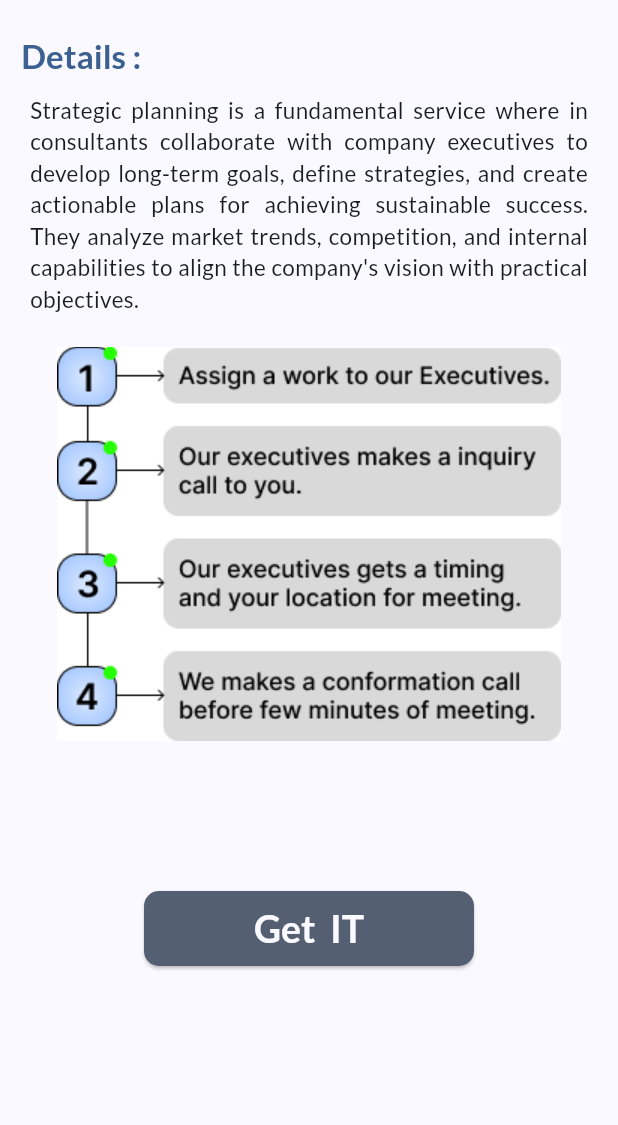
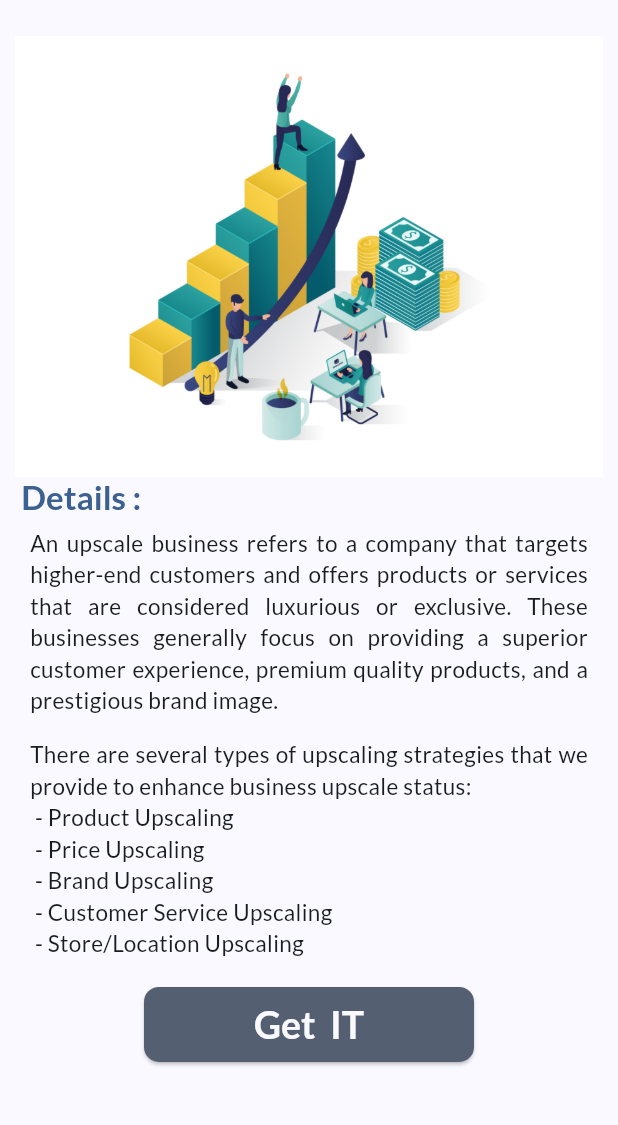
Before and after one commit to PalGabani/Business_Bridge, a Flutter app: the services_details_page screen opened directly with sample values from the repository, on a phone screen of 412 x 824 dp, the part 63-1188 px from its top. Run offline on Flutter 3.47's test engine with Material 2 defaults, Android fonts, the light colour scheme and no system bars; our stand-ins replace flutter_riverpod, google_fonts, riverpod, transparent_image; missing offline and left inert: casa_vertical_stepper.

Commit message:
know more page complete ..

```diff
--- a/lib/data/dummy_data.dart
+++ b/lib/data/dummy_data.dart
@@ -123,45 +123,101 @@ const dummyData_services = [
     id: 's1',
     title: 'Upscale Your Business',
     imageUrl: 'assets/images/services/service_upscale.jpg',
+    bgimage: 'assets/images/services/illustration_upscale.jpg',
     details: [
-      'Strategic planning is a fundamental service where in consultants collaborate with company executives to develop long-term goals, define strategies, and create actionable plans for achieving sustainable success. They analyze market trends, competition, and internal capabilities to align the company\'s vision with practical objectives.'
+      'An upscale business refers to a company that targets higher-end customers and offers products or services that are considered luxurious or exclusive. These businesses generally focus on providing a superior customer experience, premium quality products, and a prestigious brand image.'
     ],
+    types: ['There are several types of upscaling strategies that we provide to enhance business upscale status:'
+        '\n - Product Upscaling'
+        '\n - Price Upscaling'
+        '\n - Brand Upscaling'
+        '\n - Customer Service Upscaling'
+        '\n - Store/Location Upscaling'
+        ],
   ),
   Services(
     id: 's2',
     title: 'Take Over Businesses',
     imageUrl: 'assets/images/services/service_takeover.jpg',
-    details: ['qqqqwqqwqwq'],
+    bgimage: 'assets/images/services/illustration_take_over.jpg',
+    details: ['Taking over a business refers to the acquisition or control of an existing company by another entity. It typically involves the transfer of ownership, management, assets, and liabilities from one company to another. '],
+    types: ['There are several types of takeovers that can occur in a business context:'
+        '\n - Management Takeover'
+        '\n - Friendly Takeover'
+        '\n - Hostile Takeover'
+        '\n - Asset Takeover'
+        '\n - Reverse Takeover'],
   ),
   Services(
     id: 's3',
     title: 'Increase Your Sales',
     imageUrl: 'assets/images/services/service_sales.jpg',
-    details: ['fgsgfsfg'],
+    bgimage: 'assets/images/services/illustration_sales.jpg',
+    details: ['Increasing sales refers to the process of generating more revenue for a business by selling more of its products or services. This can be achieved through various strategies and techniques depending on the nature of the business and its target audience. '],
+    types: ['There are different types of increase sales strategies that we provide for businesses to adopt, including:'
+        '\n - Marketing and advertising'
+        '\n - Product diversification'
+        '\n - Pricing strategies'
+        '\n - Upselling and cross-selling'
+        '\n - Improving sales processes'
+        '\n - Online presence and e-commerce'
+        '\n - Customer retention'],
   ),
   Services(
     id: 's4',
     title: 'Make Franchise Model',
     imageUrl: 'assets/images/services/service_make_franchises.jpg',
-    details: ['qqqqwqqwqwq'],
+    bgimage: 'assets/images/services/illustration_franchise.jpg',
+    details: ['A franchise model is a type of business arrangement where the owner of an established brand  grants a license or permission to an individual or entity (the franchisee) to operate a business under their established brand name and business system. The franchisee pays an initial fee and ongoing royalties in return for the support, training, and use of the franchisor\'s brand and operating model.'],
+    types: ['We provide several types of franchise models:'
+        '\n - Product Distribution'
+        '\n - Business Format'
+        '\n - Area Development'
+        '\n - Master Franchise'
+        '\n - Co-branding'],
   ),
   Services(
     id: 's5',
     title: 'Improve Your Financial Decisions',
     imageUrl: 'assets/images/services/service_financial.jpg',
-    details: ['qqqqwqqwqwq'],
+    bgimage: 'assets/images/services/illustration_financial.jpg',
+    details: ['Improving financial decisions refers to the process of making better choices related to managing money, investments, and financial planning. It involves considering various factors such as risks, costs, benefits, and long-term goals to make informed decisions that lead to improved financial outcomes.'],
+    types: ['We provide different types of strategies to improve financial decisions:'
+        '\n - Budgeting'
+        '\n - Saving and Investing'
+        '\n - Debt Management'
+        '\n - Risk Management'
+        '\n - Financial Education'
+        '\n - Setting Financial Goals'],
   ),
   Services(
     id: 's6',
-    title: 'Marketing Straregies',
+    title: 'Marketing Strategies',
     imageUrl: 'assets/images/services/service_marketing.jpg',
-    details: ['qqqqwqqwqwq'],
+    bgimage: 'assets/images/services/illustration_marketing.jpg',
+    details: ['Marketing strategies refer to a set of activities and tactics that businesses employ to promote and sell their products or services to target customers. These strategies aim to maximize profit and gain a competitive advantage in the marketplace.'],
+    types: ['We provide various types of marketing strategies, including:'
+        '\n - Target Marketing'
+        '\n - Differentiation'
+        '\n - Branding'
+        '\n - Content Marketing'
+        '\n - Social Media Marketing'
+        '\n - Influencer Marketing'],
   ),
   Services(
     id: 's7',
     title: 'Other Business Problem',
     imageUrl: 'assets/images/services/service_other.jpg',
-    details: ['qqqqwqqwqwq'],
+    bgimage: 'assets/images/services/illustration_other.jpg',
+    details: ['Other business problems can vary widely depending on the industry and company.'],
+    types: ['Some common types of business problems include:'
+        '\n - Operational Challenges'
+        '\n - Human Resources'
+        '\n - Legal and Compliance'
+        '\n - Customer Service'
+        '\n - Competition'
+        '\n - Strategic Decision Making'
+        '\n\nIt is important for businesses to identify and address these problems promptly to ensure their long-term success and sustainability.'],
   ),
 ];
 const knowMoreData = [
--- a/lib/models/services.dart
+++ b/lib/models/services.dart
@@ -5,7 +5,8 @@ class Services {
     required this.title,
     required this.imageUrl,
     required this.details,
-
+    required this.types,
+    required this.bgimage,
 
   });
 
@@ -13,8 +14,9 @@ class Services {
 
   final String title;
   final String imageUrl;
+  final String bgimage;
 
   final List<String> details;
-
+  final List<String> types;
 
 }
--- a/lib/screens/services_details_page.dart
+++ b/lib/screens/services_details_page.dart
@@ -10,11 +10,9 @@ class services_details_page extends ConsumerWidget {
   const services_details_page({
     super.key,
     required this.sr,
-
   });
 
   final Services sr;
-
 
   // final void Function(Meal meal) onToggleFavorite;
 
@@ -25,13 +23,13 @@ class services_details_page extends ConsumerWidget {
     final String? na = sr.title;
     final ss = ref.watch(servicesProvider);
 
+    return Scaffold(
 
-    return Scaffold(
       appBar: AppBar(
+        scrolledUnderElevation: 0,
         title: Text(sr.title),
       ),
-      body: SingleChildScrollView(
-          child: Padding(
+      body: Padding(
         padding: const EdgeInsets.all(10.0),
         child: Column(
           children: [
@@ -39,26 +37,31 @@ class services_details_page extends ConsumerWidget {
               tag: sr.id,
               child: Container(),
             ),
+            Image.asset(sr.bgimage),
+            // Container(
+            //   height: 200,
+            //   width: double.infinity,
+            //   decoration: BoxDecoration(
+            //     image: DecorationImage(image: AssetImage(sr.bgimage),
+            //     fit: BoxFit.cover),
+            //   ),
+            // ),
+            Container(
+              height: 330,
+              child: SingleChildScrollView(
+                child: Column(
+                  children: [
                     Align(
                       alignment: Alignment.centerLeft,
                       child: Text(
                         ' Details :',
-                  style: Theme
-                      .of(context)
-                      .textTheme
-                      .titleLarge!
-                      .copyWith(
-                    color: Theme
-                        .of(context)
-                        .colorScheme
-                        .primary,
+                        style: Theme.of(context).textTheme.titleLarge!.copyWith(
+                              color: Theme.of(context).colorScheme.primary,
                               fontWeight: FontWeight.bold,
                             ),
                       ),
                     ),
-              const SizedBox(
-                height: 5,
-              ),
+
                     for (final step in sr.details)
                       Padding(
                         padding:
@@ -66,29 +69,35 @@ class services_details_page extends ConsumerWidget {
                         child: Text(
                           step,
                           textAlign: TextAlign.justify,
-        style: Theme
-            .of(context)
-            .textTheme
-            .bodyMedium!
-            .copyWith(
-            color: Theme
-                .of(context)
-                .colorScheme
-                .onBackground,
+                          style: Theme.of(context).textTheme.bodyMedium!.copyWith(
+                              color: Theme.of(context).colorScheme.onBackground,
                               fontSize: 15),
                         ),
                       ),
                     const SizedBox(
-    height: 17,
+                      height: 5,
                     ),
-    Image.asset('assets/images/services/Frame 10.jpg'),
-    const SizedBox(
-    height: 100,
+                    for (final step1 in sr.types)
+                      Padding(
+                        padding:
+                        const EdgeInsets.symmetric(horizontal: 10.0, vertical: 5),
+                        child: Text(
+                          step1,
+                          textAlign: TextAlign.justify,
+                          style: Theme.of(context).textTheme.bodyMedium!.copyWith(
+                              color: Theme.of(context).colorScheme.onBackground,
+                              fontSize: 15),
                         ),
+                      ),
+                  ],
+                ),
+              ),
+            ),
+
             Container(
-    padding: EdgeInsets.only(left: 10, right: 10),
+              padding: EdgeInsets.only(left: 10, right: 10,top: 10),
               width: 240,
-    height: 50,
+              height: 60,
               child: ElevatedButton(
                 style: ButtonStyle(
                     shape: MaterialStatePropertyAll(RoundedRectangleBorder(
@@ -117,7 +126,9 @@ class services_details_page extends ConsumerWidget {
                     //useSafeArea: true,
                     //isScrollControlled: true,
                     context: context,
-    builder: (cntx) => GetService(sn: sr.title,),
+                    builder: (cntx) => GetService(
+                      sn: sr.title,
+                    ),
                   );
                 },
                 child: Text(
@@ -129,11 +140,10 @@ class services_details_page extends ConsumerWidget {
                 ),
               ),
             ),
+
           ],
         ),
       ),
-    )
-    ,
     );
   }
 }
--- a/pubspec.yaml
+++ b/pubspec.yaml
@@ -39,6 +39,7 @@ dependencies:
   flutter_riverpod: ^2.3.6
   transparent_image: ^2.0.1
   intl: ^0.17.0
+  casa_vertical_stepper: ^0.0.5
 
 
 dev_dependencies:
```
Also changed, not shown: lib/screens/dashboard_page.dart (added, +90 -0 lines), lib/screens/executive_details.dart (+9 -4 lines), lib/screens/homepage.dart (+6 -5 lines), lib/screens/work_portal_page.dart (deleted, +0 -289 lines), assets/images/services/illustration_financial.jpg (added), assets/images/services/illustration_franchise.jpg (added), assets/images/services/illustration_marketing.jpg (added), assets/images/services/illustration_other.jpg (added), assets/images/services/illustration_sales.jpg (added), assets/images/services/illustration_take_over.jpg (added), assets/images/services/illustration_upscale.jpg (added), pubspec.lock. Lines whose indentation alone changed are shown as unchanged.
